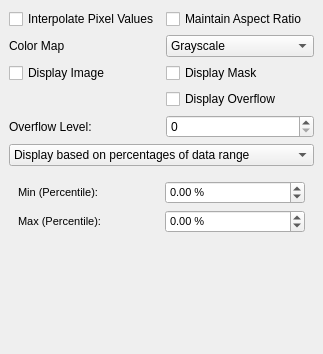
Old version of the form source/qxrddisplaydialog.ui in the repository guyjennings/qxrd.
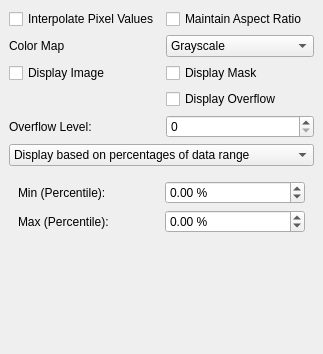
New version of the form. The open tabs and pages were chosen to show the change.

Commit message: Fixed uo font sizes for OSX

```diff
--- a/source/qxrddisplaydialog.ui
+++ b/source/qxrddisplaydialog.ui
@@ -247,11 +247,6 @@
        <layout class="QGridLayout" name="gridLayout_18">
         <item row="0" column="0">
          <widget class="QLabel" name="label_25">
-          <property name="font">
-           <font>
-            <pointsize>8</pointsize>
-           </font>
-          </property>
           <property name="text">
            <string>Min (Percentile):</string>
           </property>
@@ -259,11 +254,6 @@
         </item>
         <item row="0" column="1">
          <widget class="QDoubleSpinBox" name="m_DisplayMinimumPctle">
-          <property name="font">
-           <font>
-            <pointsize>8</pointsize>
-           </font>
-          </property>
           <property name="keyboardTracking">
            <bool>false</bool>
           </property>
@@ -280,11 +270,6 @@
         </item>
         <item row="1" column="0">
          <widget class="QLabel" name="label_26">
-          <property name="font">
-           <font>
-            <pointsize>8</pointsize>
-           </font>
-          </property>
           <property name="text">
            <string>Max (Percentile):</string>
           </property>
@@ -292,11 +277,6 @@
         </item>
         <item row="1" column="1">
          <widget class="QDoubleSpinBox" name="m_DisplayMaximumPctle">
-          <property name="font">
-           <font>
-            <pointsize>8</pointsize>
-           </font>
-          </property>
           <property name="keyboardTracking">
            <bool>false</bool>
           </property>
```
Left out of the diff: 20 changed lines with no effect on the pictures.
